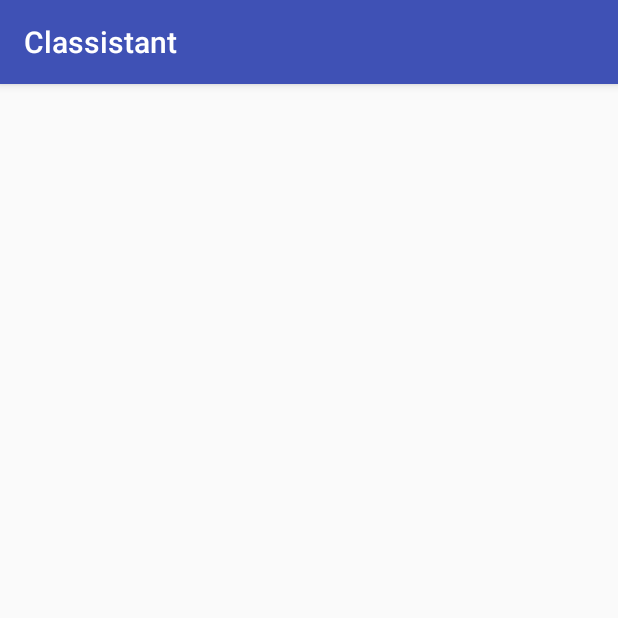
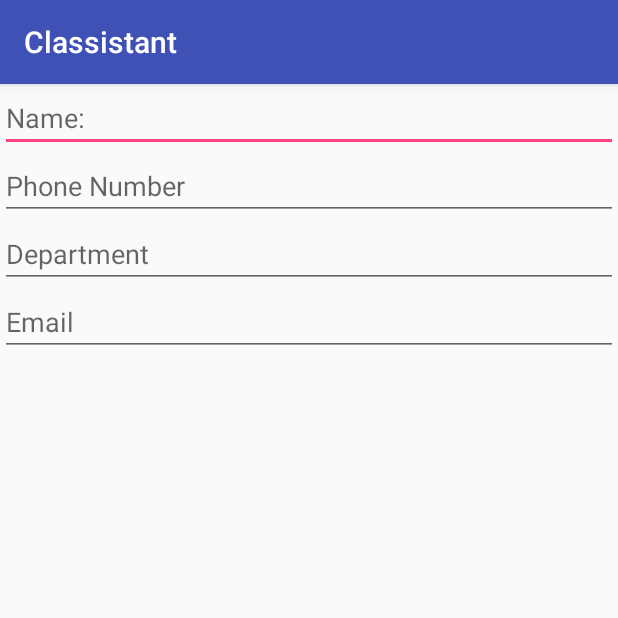
Before and after one commit to Pronoy999/Classistant, an Android app: the TeacherRegisterActivity screen opened directly, with no data from a screen before it, on a phone screen of 412 x 824 dp, the top half of it. Run offline under Robolectric (Android 15) with nearby library versions, the phone set to English and light mode, and no system bars.

Commit message:
Teacher register Activity edited.

```diff
--- a/app/src/main/res/layout/activity_student_register.xml
+++ b/app/src/main/res/layout/activity_student_register.xml
@@ -17,6 +17,7 @@ android:padding="20dip">
     android:layout_height="wrap_content"
     android:hint="Roll Number"
     android:layout_weight=".2"
+    android:inputType="number"
     android:id="@+id/studentRollNumber"/>
 <EditText
     android:layout_width="match_parent"
--- a/app/src/main/res/layout/activity_teacher_register.xml
+++ b/app/src/main/res/layout/activity_teacher_register.xml
@@ -1,13 +1,30 @@
 <?xml version="1.0" encoding="utf-8"?>
-<RelativeLayout xmlns:android="http://schemas.android.com/apk/res/android"
-    xmlns:tools="http://schemas.android.com/tools"
-    android:id="@+id/activity_teacher_register"
+<LinearLayout
+    xmlns:android="http://schemas.android.com/apk/res/android"
+    android:layout_height="wrap_content"
     android:layout_width="match_parent"
-    android:layout_height="match_parent"
-    android:paddingBottom="@dimen/activity_vertical_margin"
-    android:paddingLeft="@dimen/activity_horizontal_margin"
-    android:paddingRight="@dimen/activity_horizontal_margin"
-    android:paddingTop="@dimen/activity_vertical_margin"
-    tools:context="com.project.classistant.TeacherRegisterActivity">
-
-</RelativeLayout>
+    android:orientation="vertical">
+    <EditText
+        android:layout_width="match_parent"
+        android:layout_height="wrap_content"
+        android:hint="@string/EnterName"
+        android:layout_weight=".2"
+        android:id="@+id/teacherName"/>
+    <EditText
+        android:layout_width="match_parent"
+        android:layout_height="wrap_content"
+        android:hint="@string/EnterPhone"
+        android:id="@+id/teacherPhone"
+        android:inputType="phone"/>
+    <EditText
+        android:layout_width="match_parent"
+        android:layout_height="wrap_content"
+        android:hint="@string/EnterDepartment"
+        android:id="@+id/teacherDepartment"/>
+    <EditText
+        android:layout_width="match_parent"
+        android:layout_height="wrap_content"
+        android:hint="@string/EnterEmail"
+        android:inputType="textEmailAddress"
+        android:id="@+id/teacherEmail"/>
+</LinearLayout>
--- a/app/src/main/res/values/strings.xml
+++ b/app/src/main/res/values/strings.xml
@@ -4,4 +4,8 @@
     <string name="otp">Enter the OTP send to your Email ID:</string>
     <string name="otpConfirm">Confirm</string>
     <string name="cancel">Cancel</string>
+    <string name="EnterName">Name:</string>
+    <string name="EnterPhone">Phone Number</string>
+    <string name="EnterDepartment">Department</string>
+    <string name="EnterEmail">Email</string>
 </resources>
```
